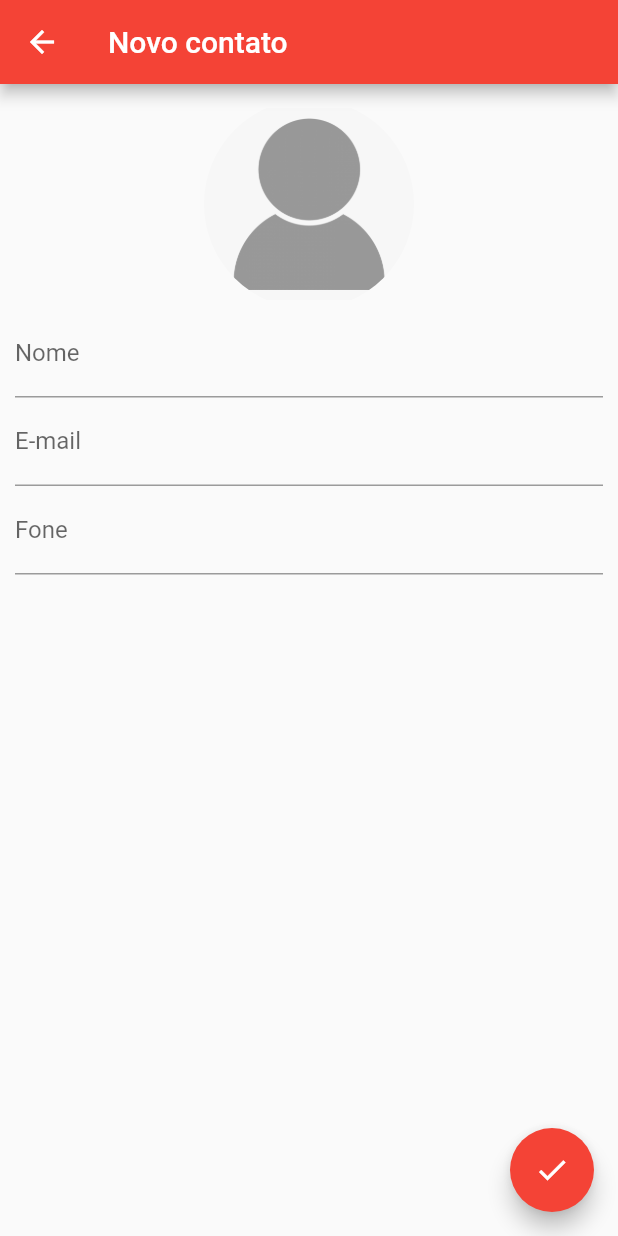
After one commit to FilipeVeber/flutter-agenda-contatos, a Flutter app: the ContactPage screen opened directly, on a phone screen of 412 x 824 dp. The commit adds this screen. Run offline on Flutter 3.47's test engine with Material 2 defaults, Android fonts, the phone set to English and light mode, and no system bars; our stand-ins replace sqflite; accounts and stored records are empty.

Commit message:
ContactPage

```diff
--- /dev/null
+++ b/lib/UI/contact_page.dart
@@ -0,0 +1,103 @@
+import 'dart:io';
+
+import 'package:flutter/material.dart';
+import 'package:flutter_agenda_contatos/helper/contact.dart';
+
+class ContactPage extends StatefulWidget {
+  final Contact contact;
+
+  ContactPage({this.contact});
+
+  @override
+  _ContactPageState createState() => _ContactPageState();
+}
+
+class _ContactPageState extends State<ContactPage> {
+  Contact _editedContact;
+
+  bool _userEdited = false;
+
+  @override
+  void initState() {
+    super.initState();
+    if (widget.contact == null) {
+      _editedContact = Contact();
+    } else {
+      _editedContact = Contact.fromMap(widget.contact.toMap());
+
+      _nameController.text = _editedContact.name;
+      _emailController.text = _editedContact.email;
+      _phoneController.text = _editedContact.phone;
+    }
+  }
+
+  final TextEditingController _nameController = TextEditingController();
+  final TextEditingController _emailController = TextEditingController();
+  final TextEditingController _phoneController = TextEditingController();
+
+  @override
+  Widget build(BuildContext context) {
+    return Scaffold(
+      appBar: AppBar(
+        backgroundColor: Colors.red,
+        title: Text(
+          _editedContact.name ?? "Novo contato",
+          style: TextStyle(color: Colors.white),
+        ),
+      ),
+      body: SingleChildScrollView(
+        padding: EdgeInsets.all(10),
+        child: Column(
+          children: <Widget>[
+            GestureDetector(
+              child: Container(
+                height: 140,
+                width: 140,
+                decoration: BoxDecoration(
+                    shape: BoxShape.circle,
+                    image: DecorationImage(
+                        image: _editedContact.image != null
+                            ? FileImage(File(_editedContact.image))
+                            : AssetImage("images/person.png"))),
+              ),
+            ),
+            TextField(
+              controller: _nameController,
+              keyboardType: TextInputType.text,
+              decoration: InputDecoration(labelText: "Nome"),
+              onChanged: (value) {
+                _userEdited = true;
+                setState(() {
+                  _editedContact.name = value;
+                });
+              },
+            ),
+            TextField(
+              controller: _emailController,
+              keyboardType: TextInputType.emailAddress,
+              decoration: InputDecoration(labelText: "E-mail"),
+              onChanged: (value) {
+                _userEdited = true;
+                _editedContact.email = value;
+              },
+            ),
+            TextField(
+              controller: _phoneController,
+              keyboardType: TextInputType.phone,
+              decoration: InputDecoration(labelText: "Fone"),
+              onChanged: (value) {
+                _userEdited = true;
+                _editedContact.phone = value;
+              },
+            ),
+          ],
+        ),
+      ),
+      floatingActionButton: FloatingActionButton(
+        backgroundColor: Colors.red,
+        child: Icon(Icons.check),
+        onPressed: () {},
+      ),
+    );
+  }
+}
--- a/lib/main.dart
+++ b/lib/main.dart
@@ -3,4 +3,5 @@ import 'package:flutter_agenda_contatos/UI/home_page.dart';
 
 void main() => runApp(MaterialApp(
       home: HomePage(),
+      debugShowCheckedModeBanner: false,
     ));
```
Also changed, not shown: images/person.png.
